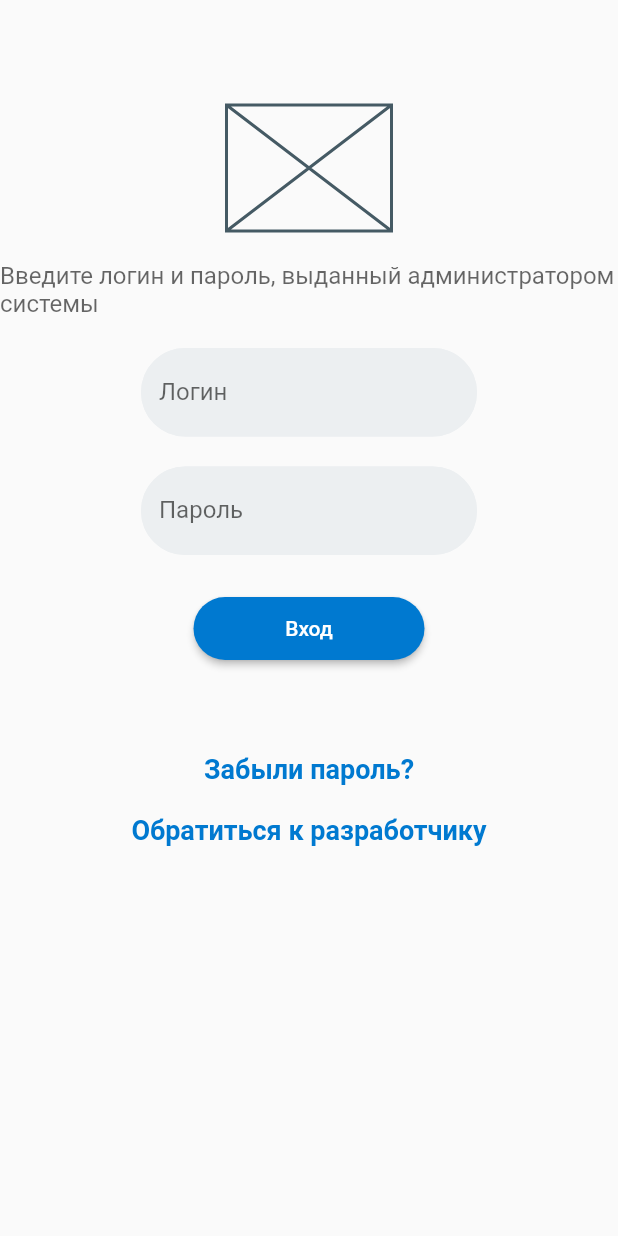
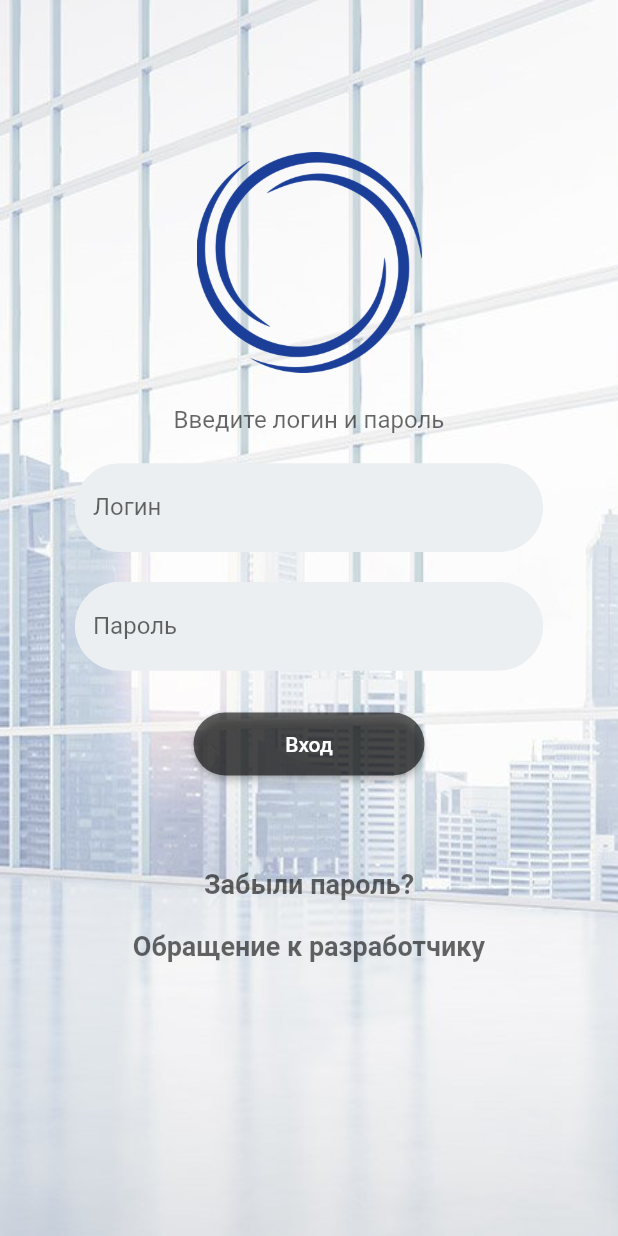
Before and after one commit to KUZAlex80/zvyagin_work_2, a Flutter app: the screen it shows after launch, on a phone screen of 412 x 824 dp. Run offline on Flutter 3.47's test engine with Material 2 defaults, Android fonts, the phone set to English and light mode, and no system bars.

Commit message:
Исправлена ошибка в файле pubspec.yaml, заменены графические файлы и доработан код программы

```diff
--- a/lib/main.dart
+++ b/lib/main.dart
@@ -12,22 +12,26 @@ class MyApp extends StatelessWidget {
   Widget build(BuildContext context) {
     const borderStyle = OutlineInputBorder(
       borderRadius: BorderRadius.all(Radius.circular(36)),
-      borderSide: BorderSide(color: const Color(0xFFeceff1), width: 2));
+      borderSide: BorderSide(color: Color (0xFFeceff1), width: 2));
     const LinktestSt = TextStyle(fontSize: 18, fontWeight: FontWeight.bold,
-        color: Color(0xFF0079D0));
+        color: Color.fromRGBO(0, 0, 0, 0.6));
     return MaterialApp(
       home: Scaffold(
           body: Container (
+            decoration: const BoxDecoration(image: DecorationImage(
+                image: AssetImage('assets/Fon3.jpg'), fit: BoxFit.cover)),
             width: double.infinity,
-            child: Column(children: [
-              SizedBox(height: 70,),
-              SizedBox(width: 110, height: 84, child: Placeholder(),),
-              SizedBox(height: 20,),
-              Text('Введите логин и пароль, выданный администратором системы',
+              height: double.infinity,
+              padding: const EdgeInsets.symmetric(horizontal: 50),
+              child: SingleChildScrollView(child: Column(children: [
+                const SizedBox(height: 100,),
+                const SizedBox(width: 150, height: 150, child: Image(
+                    image: AssetImage('assets/logo2.png')),),
+                const SizedBox(height: 20,),
+                const Text('Введите логин и пароль',
                   style: TextStyle(fontSize: 16, color: Color.fromRGBO(0, 0, 0, 0.6)),),
-              SizedBox(height: 20,),
-              const SizedBox(width: 224,
-                child: TextField(
+                const SizedBox(height: 20,),
+                const TextField(
                     decoration: InputDecoration(
                       filled: true,
                       fillColor: Color(0xFFeceff1),
@@ -36,11 +40,7 @@ class MyApp extends StatelessWidget {
                       labelText: 'Логин',
                     ),
                   ),
-              ),
-              SizedBox(height: 20,),
-              const SizedBox(width: 224,
-                child: TextField(
-                  obscureText: true,
+                const SizedBox(height: 20,), const TextField(obscureText: true,
                     decoration: InputDecoration(
                       filled: true,
                       fillColor: Color(0xFFeceff1),
@@ -49,22 +49,22 @@ class MyApp extends StatelessWidget {
                       labelText: 'Пароль',
                     ),
                   ),
-              ),
-              SizedBox(height: 28,),
+                const SizedBox(height: 28,),
                 SizedBox(width: 154, height: 42,child:
                 ElevatedButton(onPressed: () {},
-                child: Text('Вход'),
-              style: ElevatedButton.styleFrom(primary: Color(0xFF0079D0),
+                  child: const Text('Вход'),
+                style: ElevatedButton.styleFrom(primary: const Color.fromRGBO(0, 0, 0, 0.6),
                 shape: RoundedRectangleBorder(borderRadius: BorderRadius.circular(36.0),
                 ),),)
                 ),
-              SizedBox(height: 62,),
-              InkWell(child: Text('Забыли пароль?', style: LinktestSt,),
+                const SizedBox(height: 62,),
+                InkWell(child: const Text('Забыли пароль?', style: LinktestSt,),
                     onTap: () {}),
-              SizedBox(height: 20,),
-              InkWell(child: Text('Обратиться к разработчику', style: LinktestSt,),
+                const SizedBox(height: 20,),
+                InkWell(child: const Text('Обращение к разработчику', style: LinktestSt,),
                     onTap: () {}),
               ],),
+            ),
           )
       ),
     );
--- a/pubspec.yaml
+++ b/pubspec.yaml
@@ -57,6 +57,9 @@ flutter:
   # the material Icons class.
   uses-material-design: true
 
+  assets:
+    - assets/
+
   # To add assets to your application, add an assets section, like this:
   # assets:
   #   - images/a_dot_burr.jpeg
```
Also changed, not shown: assets/Fon.jpg (deleted), assets/Fon3.jpg (added), assets/Logo.png (deleted). Lines whose indentation alone changed are shown as unchanged.
